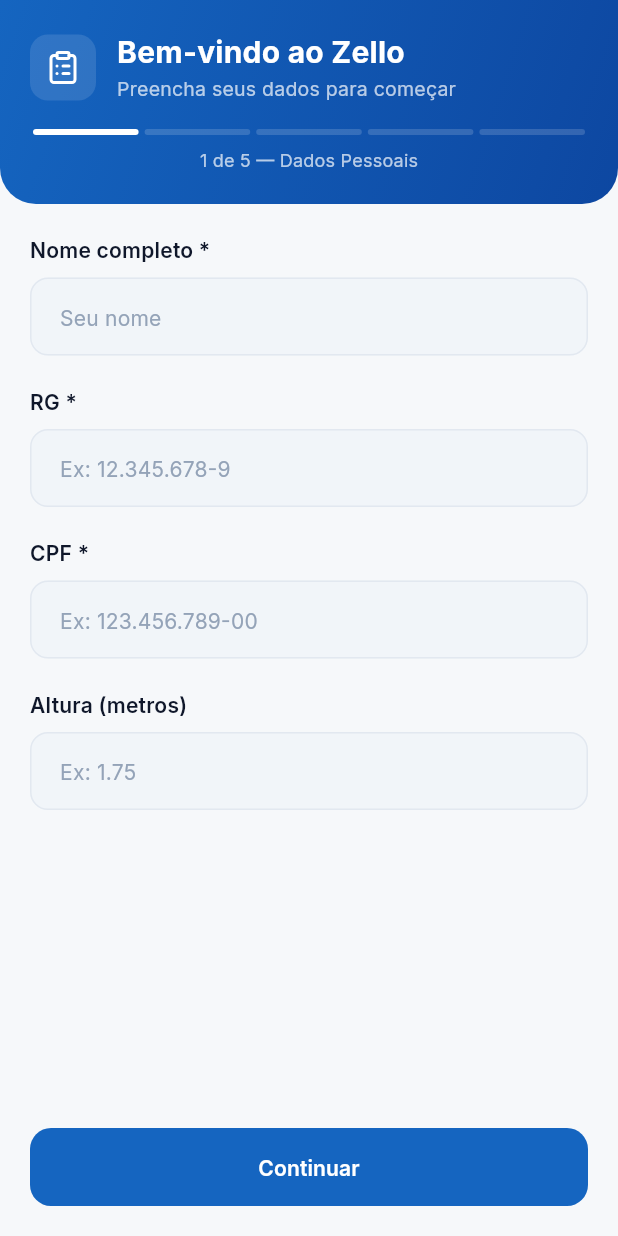
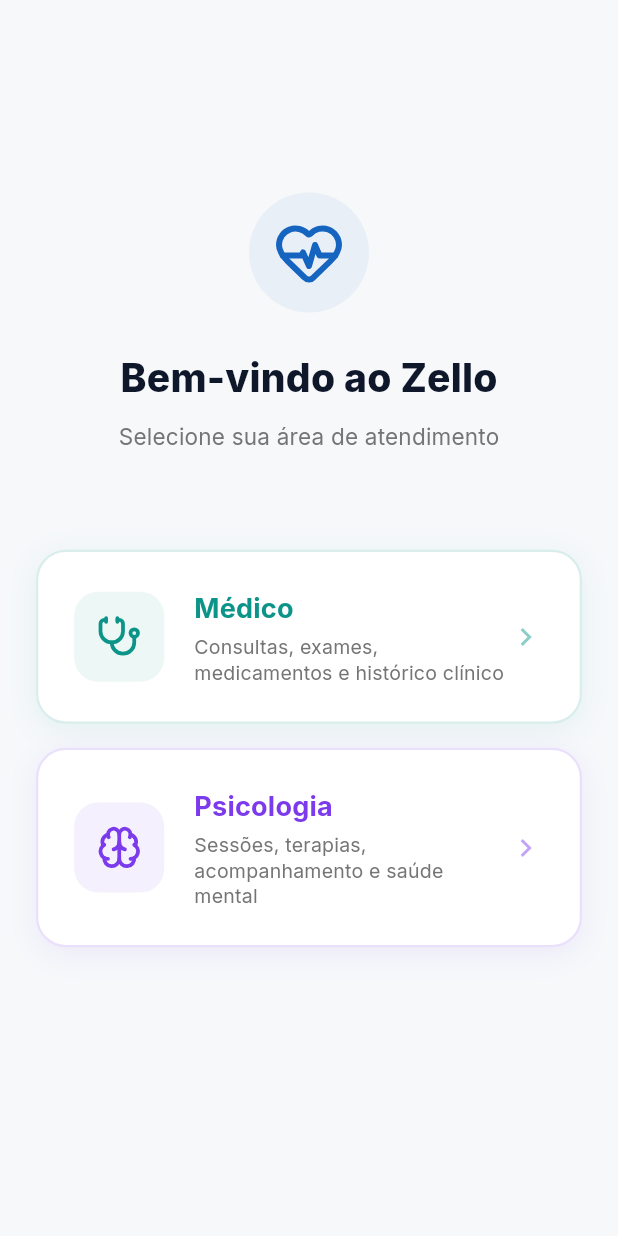
Before and after one commit to GUILHERME-LA/zello-mobile, a Flutter app: the screen it shows once a user with an empty profile is signed in, on a phone screen of 412 x 824 dp. Run offline on Flutter 3.47's test engine with Material 3 defaults, Android fonts, the phone set to English and light mode, and no system bars; our stand-ins replace dio, file_picker, flutter_local_notifications, flutter_riverpod, go_router, google_fonts and 4 more; accounts and stored records are empty.

Commit message:
feat: add role selection screen after login (Medico / Psicologia)

```diff
--- a/zello_app/lib/core/router.dart
+++ b/zello_app/lib/core/router.dart
@@ -5,6 +5,7 @@
 import 'patient_shell.dart';
 import '../features/auth/screens/login_screen.dart';
 import '../features/auth/screens/sign_up_screen.dart';
+import '../features/auth/screens/role_selection_screen.dart';
 import '../features/patient/home/screens/home_gateway.dart';
 import '../features/patient/prontuario/screens/prontuario_screen.dart';
 import '../features/patient/medications/screens/medications_screen.dart';
@@ -47,17 +48,23 @@
     final isLoggedIn = auth.status == ZelloAuthStatus.authenticated;
     final location = state.matchedLocation;
     final isOnLogin = location == '/login' || location == '/signup';
+    final isOnRoleSelect = location == '/role-select';
+    final authPaths = ['/login', '/signup', '/role-select', '/forgot-password', '/change-password'];
 
     if (!isLoggedIn && !isOnLogin) return '/login';
     if (!isLoggedIn) return null;
 
-    if (isLoggedIn && isOnLogin) return '/home';
+    if (isLoggedIn && isOnLogin) return '/role-select';
+
+    final area = ProviderScope.containerOf(context).read(areaProvider);
+    if (area == null && !authPaths.contains(location)) return '/role-select';
 
     return null;
   },
   routes: [
     GoRoute(path: '/login', builder: (context, state) => const LoginScreen()),
     GoRoute(path: '/signup', builder: (context, state) => const SignUpScreen()),
+    GoRoute(path: '/role-select', builder: (context, state) => const RoleSelectionScreen()),
     GoRoute(
       path: '/forgot-password',
       builder: (context, state) => ForgotPasswordScreen(
--- /dev/null
+++ b/zello_app/lib/features/auth/screens/role_selection_screen.dart
@@ -0,0 +1,133 @@
+import 'package:flutter/material.dart';
+import 'package:flutter_riverpod/flutter_riverpod.dart';
+import 'package:go_router/go_router.dart';
+import 'package:lucide_icons/lucide_icons.dart';
+import 'package:zello_shared/zello_shared.dart';
+
+class RoleSelectionScreen extends ConsumerWidget {
+  const RoleSelectionScreen({super.key});
+
+  @override
+  Widget build(BuildContext context, WidgetRef ref) {
+    return Scaffold(
+      body: SafeArea(
+        child: Padding(
+          padding: const EdgeInsets.symmetric(horizontal: 24),
+          child: Column(
+            children: [
+              const Spacer(flex: 2),
+              Container(
+                padding: const EdgeInsets.all(16),
+                decoration: BoxDecoration(
+                  color: const Color(0xFF1565C0).withAlpha(15),
+                  shape: BoxShape.circle,
+                ),
+                child: const Icon(LucideIcons.heartPulse, size: 48, color: Color(0xFF1565C0)),
+              ),
+              const SizedBox(height: 24),
+              const Text(
+                'Bem-vindo ao Zello',
+                style: TextStyle(fontSize: 26, fontWeight: FontWeight.w800, color: Color(0xFF0F172A)),
+              ),
+              const SizedBox(height: 8),
+              Text(
+                'Selecione sua área de atendimento',
+                style: TextStyle(fontSize: 15, color: Colors.grey.shade600),
+              ),
+              const Spacer(flex: 1),
+              _AreaCard(
+                icon: LucideIcons.stethoscope,
+                title: 'Médico',
+                subtitle: 'Consultas, exames, medicamentos e histórico clínico',
+                color: const Color(0xFF0D9488),
+                onTap: () {
+                  ref.read(areaProvider.notifier).state = AreaType.medical;
+                  context.go('/home');
+                },
+              ),
+              const SizedBox(height: 16),
+              _AreaCard(
+                icon: LucideIcons.brain,
+                title: 'Psicologia',
+                subtitle: 'Sessões, terapias, acompanhamento e saúde mental',
+                color: const Color(0xFF7C3AED),
+                onTap: () {
+                  ref.read(areaProvider.notifier).state = AreaType.psychology;
+                  context.go('/home');
+                },
+              ),
+              const Spacer(flex: 3),
+            ],
+          ),
+        ),
+      ),
+    );
+  }
+}
+
+class _AreaCard extends StatelessWidget {
+  final IconData icon;
+  final String title;
+  final String subtitle;
+  final Color color;
+  final VoidCallback onTap;
+
+  const _AreaCard({
+    required this.icon,
+    required this.title,
+    required this.subtitle,
+    required this.color,
+    required this.onTap,
+  });
+
+  @override
+  Widget build(BuildContext context) {
+    return Material(
+      color: Colors.transparent,
+      child: InkWell(
+        onTap: onTap,
+        borderRadius: BorderRadius.circular(20),
+        child: Container(
+          width: double.infinity,
+          padding: const EdgeInsets.all(24),
+          decoration: BoxDecoration(
+            color: Colors.white,
+            borderRadius: BorderRadius.circular(20),
+            border: Border.all(color: color.withAlpha(40), width: 1.5),
+            boxShadow: [
+              BoxShadow(color: color.withAlpha(20), blurRadius: 16, offset: const Offset(0, 4)),
+            ],
+          ),
+          child: Row(
+            children: [
+              Container(
+                width: 60,
+                height: 60,
+                decoration: BoxDecoration(
+                  color: color.withAlpha(20),
+                  borderRadius: BorderRadius.circular(16),
+                ),
+                child: Icon(icon, color: color, size: 30),
+              ),
+              const SizedBox(width: 20),
+              Expanded(
+                child: Column(
+                  crossAxisAlignment: CrossAxisAlignment.start,
+                  children: [
+                    Text(title,
+                        style: TextStyle(
+                            fontSize: 18, fontWeight: FontWeight.w700, color: color)),
+                    const SizedBox(height: 4),
+                    Text(subtitle,
+                        style: TextStyle(fontSize: 13, color: Colors.grey.shade600, height: 1.3)),
+                  ],
+                ),
+              ),
+              Icon(Icons.chevron_right, color: color.withAlpha(120)),
+            ],
+          ),
+        ),
+      ),
+    );
+  }
+}
--- /dev/null
+++ b/zello_shared/lib/providers/area_provider.dart
@@ -0,0 +1,5 @@
+import 'package:flutter_riverpod/flutter_riverpod.dart';
+
+enum AreaType { medical, psychology }
+
+final areaProvider = StateProvider<AreaType?>((ref) => null);
--- a/zello_shared/lib/zello_shared.dart
+++ b/zello_shared/lib/zello_shared.dart
@@ -53,6 +53,7 @@
 export 'providers/patient_medications_provider.dart';
 export 'providers/patient_exams_provider.dart';
 export 'providers/patient_therapies_provider.dart';
+export 'providers/area_provider.dart';
 export 'providers/prontuario_analysis_provider.dart';
 export 'providers/prontuario_import_provider.dart';
 
```
